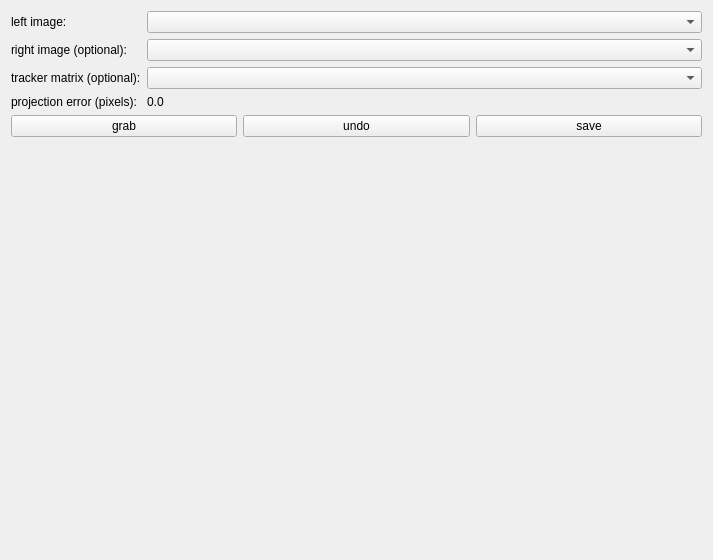
Before: the Qt Designer form MITK/Plugins/uk.ac.ucl.cmic.igicameracal/src/internal/CameraCalView.ui in NifTK/NifTK, drawn with Qt 5.
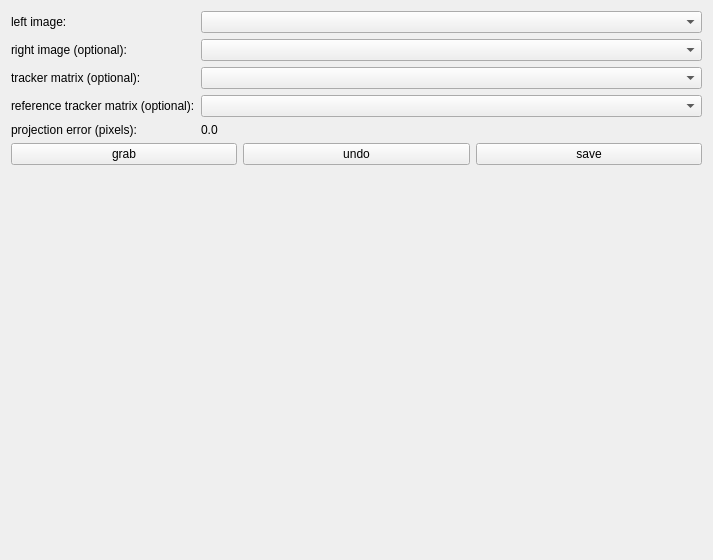
After: the same form once the commit is applied. Custom widgets are drawn as their Qt base class.

Commit message: Issue #4659: Implement reference tracker for all hand-eye methods.

```diff
--- a/MITK/Plugins/uk.ac.ucl.cmic.igicameracal/src/internal/CameraCalView.ui
+++ b/MITK/Plugins/uk.ac.ucl.cmic.igicameracal/src/internal/CameraCalView.ui
@@ -59,13 +59,27 @@
       </widget>
      </item>
      <item row="3" column="0">
+      <widget class="QLabel" name="m_ReferenceTrackerMatrixLabel">
+       <property name="text">
+        <string>reference tracker matrix (optional):</string>
+       </property>
+      </widget>
+     </item>
+     <item row="3" column="1">
+      <widget class="QmitkDataStorageComboBoxWithSelectNone" name="m_ReferenceTrackerMatrixComboBox">
+       <property name="toolTip">
+        <string>chose the tracker matrix</string>
+       </property>
+      </widget>
+     </item>
+     <item row="4" column="0">
       <widget class="QLabel" name="m_ProjectionErrorLabel">
        <property name="text">
         <string>projection error (pixels):</string>
        </property>
       </widget>
      </item>
-     <item row="3" column="1">
+     <item row="4" column="1">
       <widget class="QLabel" name="m_ProjectionErrorValue">
        <property name="toolTip">
         <string>calculated projection error</string>
```
The commit also changes 3 other files.
